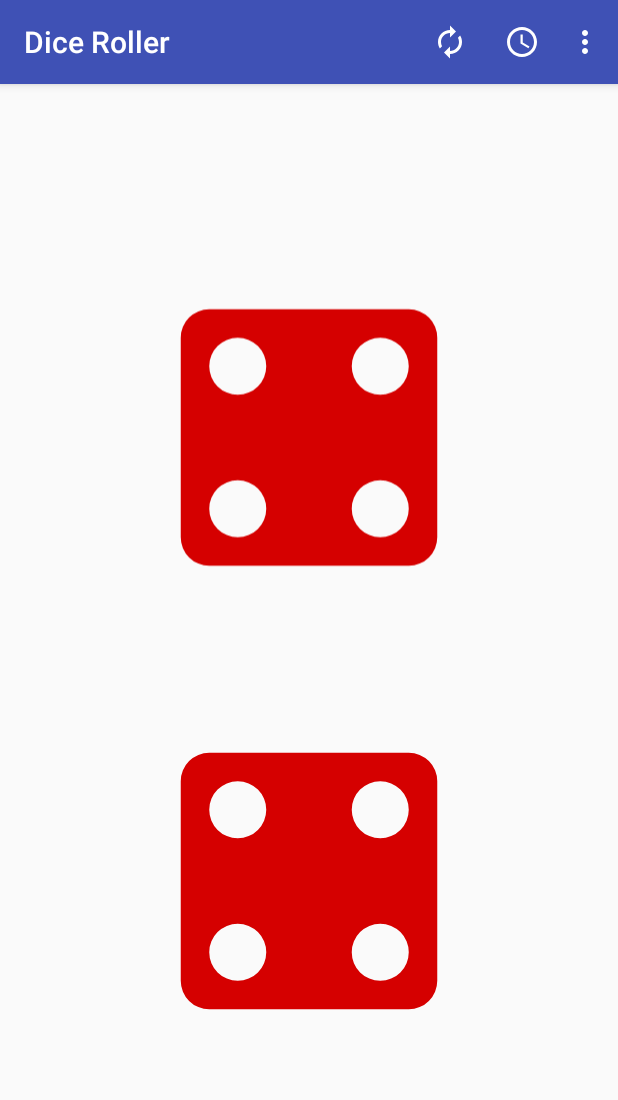
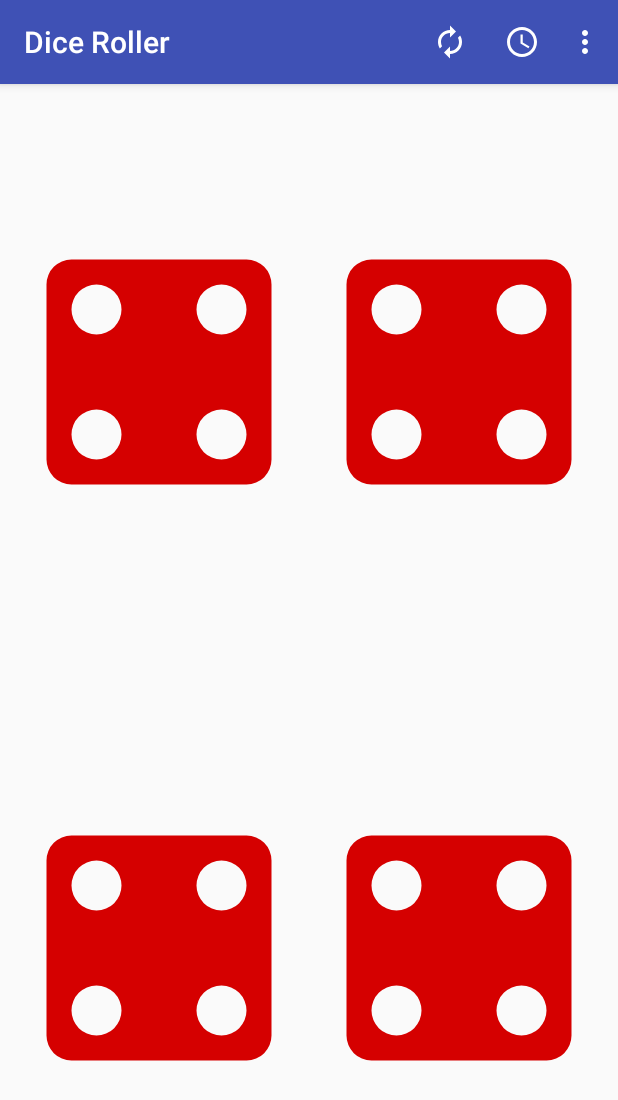
Before and after one commit to yasean123/Mobile-App, an Android app: the screen it shows after launch (MainActivity), in the options menu, after a tap on "Four", on a phone screen of 412 x 824 dp. Shown: the top 1100 px of the screen. Run offline under Robolectric (Android 15) with nearby library versions, the phone set to English and light mode, and no system bars.

Commit message:
Updated dice for 4th dicelayout

```diff
--- a/app/src/main/java/com/zybook/diceroller/MainActivity.java
+++ b/app/src/main/java/com/zybook/diceroller/MainActivity.java
@@ -40,9 +40,7 @@ public class MainActivity extends AppCompatActivity
     private Dice[] mDice;
     private ImageView[] mDiceImageViews;
     private GestureDetectorCompat mDetector;
-    public LinearLayout dice3Layout;
     public LinearLayout dice4Layout;
-    public LinearLayout dice5Layout;
 
 
     @Override
@@ -64,16 +62,13 @@ public class MainActivity extends AppCompatActivity
         mDiceImageViews[0] = findViewById(R.id.dice1);
         mDiceImageViews[1] = findViewById(R.id.dice2);
         mDiceImageViews[2] = findViewById(R.id.dice3);
-        dice3Layout = findViewById(R.id.dice3Layout);
         mDiceImageViews[3] = findViewById(R.id.dice4);
         mDiceImageViews[4] = findViewById(R.id.dice5);
-
         dice4Layout = findViewById(R.id.dice4Layout);
 //        dice5Layout = findViewById(R.id.dice5Layout);
         // All dice are initially visible
         mVisibleDice = MAX_DICE;
         // getDiceColor(R.color.colorDice);
-        onUpdateDice(1);
         showDice();
 
 
@@ -105,6 +100,12 @@ public class MainActivity extends AppCompatActivity
                         getApplicationContext().getTheme());
             } else {
                 diceDrawable = getResources().getDrawable(mDice[i].getImageId());
+            }
+
+            if(mVisibleDice == 4){
+
+                mDiceImageViews[4].setImageDrawable(diceDrawable);
+                mDiceImageViews[4].setContentDescription(Integer.toString(mDice[i].getNumber()));
             }
 
             mDiceImageViews[i].setImageDrawable(diceDrawable);
@@ -148,23 +149,22 @@ public class MainActivity extends AppCompatActivity
                 return true;
             case R.id.action_two:
                 changeDiceVisibility(2);
+                dice4Layout.setVisibility(View.GONE);
                 showDice();
-                dice4Layout.setVisibility(View.GONE);
-
                 return true;
             case R.id.action_three:
                 changeDiceVisibility(3);
+                dice4Layout.setVisibility(View.GONE);
                 showDice();
-                dice4layout.setVisibilty(View.VISIBLE);
                 return true;
             case R.id.action_four:
                 changeDiceVisibility(4);
-
+                dice4Layout.setVisibility(View.VISIBLE);
                 showDice();
                 return true;
             case R.id.action_five:
                 changeDiceVisibility(5);
-
+                dice4Layout.setVisibility(View.VISIBLE);
                 showDice();
                 return true;
             case R.id.action_about:
@@ -254,12 +254,20 @@ public class MainActivity extends AppCompatActivity
 
         // Make dice visible
         for (int i = 0; i < numVisible; i++) {
+            if(numVisible == 4){
+                System.out.println("We need to hide " + numVisible);
+                mDiceImageViews[2].setVisibility(View.GONE);
+            }
             mDiceImageViews[i].setVisibility(View.VISIBLE);
         }
 
         // Hide remaining dice
         for (int i = numVisible; i < MAX_DICE; i++) {
+            System.out.println("Does this show on 4?");
             mDiceImageViews[i].setVisibility(View.GONE);
+            if(numVisible == 4){
+                mDiceImageViews[4].setVisibility(View.VISIBLE);
+            }
         }
 
     }
@@ -312,23 +320,4 @@ public class MainActivity extends AppCompatActivity
         }
     }
 
-    public void onUpdateDice(int num) {
-//        switch (num) {
-//            case 1:
-//                dice3Layout.setVisibility(View.VISIBLE);
-//                dice4Layout.setVisibility(View.GONE);
-//                break;
-//            case 2:
-//                dice3Layout.setVisibility(View.GONE);
-//                dice4Layout.setVisibility(View.VISIBLE);
-//                break;
-//            case 3:
-//                dice3Layout.setVisibility(View.GONE);
-//                dice4Layout.setVisibility(View.GONE);
-//                dice5Layout.setVisibility(View.VISIBLE);
-//                break;
-//
-//        }
-    }
-
 }
--- a/app/src/main/res/layout/activity_main.xml
+++ b/app/src/main/res/layout/activity_main.xml
@@ -10,8 +10,8 @@
 
         <LinearLayout
             android:id="@+id/dice3Layout"
-            android:layout_width="228dp"
-            android:layout_height="591dp"
+            android:layout_width="200dp"
+            android:layout_height="match_parent"
             android:gravity="center"
             android:orientation="vertical">
 
@@ -34,7 +34,7 @@
                     android:tint="@color/colorDice" />
 
                 <ImageView
-                    android:id="@+id/dice5"
+                    android:id="@+id/dice3"
                     android:layout_width="match_parent"
                     android:layout_height="wrap_content"
                     android:layout_weight="1"
@@ -47,8 +47,8 @@
 
         <LinearLayout
             android:id="@+id/dice4Layout"
-            android:layout_width="172dp"
-            android:layout_height="603dp"
+            android:layout_width="200dp"
+            android:layout_height="match_parent"
             android:gravity="center"
             android:orientation="vertical">
 
@@ -62,7 +62,7 @@
                     android:tint="@color/colorDice" />
 
                 <ImageView
-                    android:id="@+id/dice3"
+                    android:id="@+id/dice5"
                     android:layout_width="match_parent"
                     android:layout_height="wrap_content"
                     android:layout_weight="1"
@@ -70,6 +70,7 @@
                     android:src="@drawable/dice_1"
                     android:tint="@color/colorDice" />
 
+
         </LinearLayout>
 
 
```
